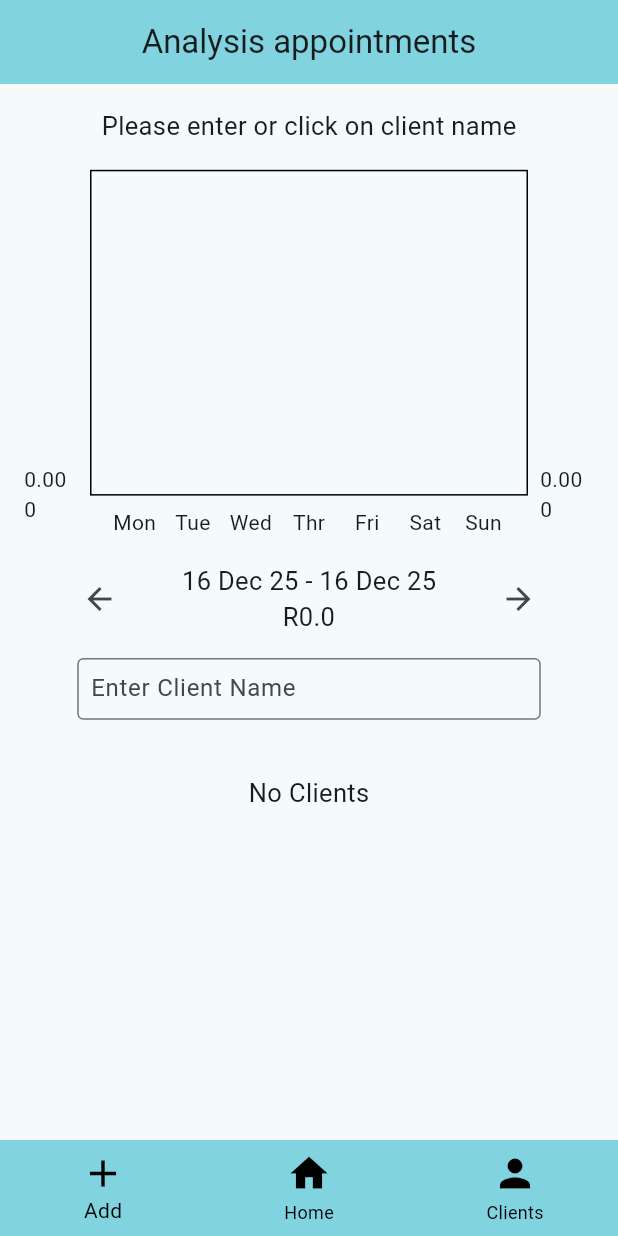
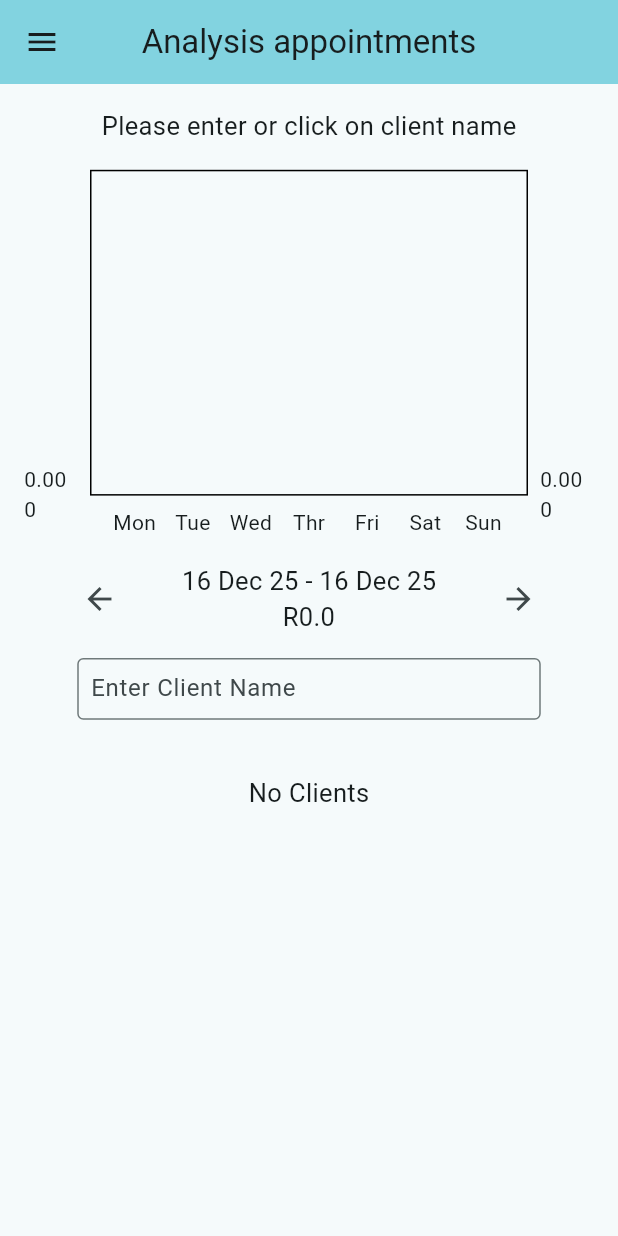
Before and after one commit to FantasyRuinX/Flutter-ManageAppointments, a Flutter app: the AnalysisAppointment screen opened by its route, on a phone screen of 412 x 824 dp. Run offline on Flutter 3.47's test engine with Material 3 defaults, Android fonts, the phone set to English and light mode, and no system bars; drawn by our look-alikes of fl_chart; our stand-ins replace device_preview, flutter_animate, flutter_local_notifications, get, permission_handler, sqflite and 1 more; missing offline and left inert: flutter_background_service; accounts and stored records are empty.

Commit message:
Big UI update removed bottomNavigationBar for a drawer instead

```diff
--- a/lib/UI/analysisAppointment.dart
+++ b/lib/UI/analysisAppointment.dart
@@ -6,6 +6,8 @@ import 'package:Flutter_ManageAppointments/Data/eventViewModel.dart';
 import 'package:get/get.dart';
 import '../Data/eventModel.dart';
 import 'package:intl/intl.dart';
+
+import 'customWidgets.dart';
 
 class AnalysisAppointment extends StatefulWidget {
   final String title;
@@ -176,9 +178,11 @@ class _AnalysisAppointmentState extends State<AnalysisAppointment> {
             appBar: AppBar(
               backgroundColor: Theme.of(context).colorScheme.inversePrimary,
               centerTitle: true,
-              automaticallyImplyLeading: false,
               title: Text(widget.title),
             ),
+
+            drawer: customDrawer(),
+
             body: SingleChildScrollView(
                 padding: const EdgeInsets.all(16.0),
                 child: Center(
@@ -215,8 +219,8 @@ class _AnalysisAppointmentState extends State<AnalysisAppointment> {
                                   hintText: "Enter Client Name"))),
                       SizedBox(height: _screenSize.height * 0.02),
                       appointmentNameList(_screenSize.width,_screenSize.height * 0.25),
-                    ]))),
-            bottomNavigationBar: bottomBarOptions());
+                    ])))
+    );
   }
 
   Widget selectWeek(double width, double height) {
@@ -241,37 +245,4 @@ class _AnalysisAppointmentState extends State<AnalysisAppointment> {
         ));
   }
 
-  Widget bottomBarOptions(){
-
-    void setCurrentItem(BuildContext context, EventViewModel eventViewModel, int index) {
-      //Show Dialog variables
-      setState(() {
-        _selectedItem = index;
-        switch (_selectedItem) {
-          case 0:Get.offAndToNamed("/addAppointments",arguments: <String, dynamic>{"updateEvent": null});break;
-          case 1:Get.offAndToNamed("/home");break;
-          case 2:Get.offAndToNamed("/listAppointments");break;
-        }
-      });
-    }
-
-    return BottomNavigationBar(
-      items: const <BottomNavigationBarItem>[
-        BottomNavigationBarItem(icon: Icon(Icons.add), label: "Add"),
-        BottomNavigationBarItem(icon: Icon(Icons.home), label: "Home"),
-        BottomNavigationBarItem(icon: Icon(Icons.person), label: "Clients")
-      ],
-      currentIndex: _selectedItem,
-      onTap: (i) => setCurrentItem(context, eventViewModel, i),
-      //Show all 4 icons because more than 3 makes it invisible
-      type: BottomNavigationBarType.fixed,
-      //
-      elevation: 0,
-      unselectedItemColor: Colors.black,
-      selectedItemColor: Colors.black,
-      backgroundColor: Theme.of(context).colorScheme.inversePrimary,
-      iconSize: 30,
-    );
-  }
-
 }
--- a/lib/UI/customWidgets.dart
+++ b/lib/UI/customWidgets.dart
@@ -6,24 +6,35 @@ import 'package:Flutter_ManageAppointments/Data/eventViewModel.dart';
 import 'package:get/get.dart';
 import '../Data/eventModel.dart';
 
-
-Widget bottomBarOptions(VoidCallback setButtonActions,int _selectedItem, BuildContext context){
-
-  return BottomNavigationBar(
-    items: const <BottomNavigationBarItem>[
-      BottomNavigationBarItem(icon: Icon(Icons.add), label: "Add"),
-      BottomNavigationBarItem(icon: Icon(Icons.home), label: "Home"),
-      BottomNavigationBarItem(icon: Icon(Icons.person), label: "Clients")
-    ],
-    currentIndex: _selectedItem,
-    onTap: (i) => setButtonActions(),//setCurrentItem(context, eventViewModel, i),
-    //Show all 4 icons because more than 3 makes it invisible
-    type: BottomNavigationBarType.fixed,
-    //
-    elevation: 0,
-    unselectedItemColor: Colors.black,
-    selectedItemColor: Colors.black,
-    backgroundColor: Theme.of(context).colorScheme.inversePrimary,
-    iconSize: 30,
+Widget customDrawer(){
+  return Drawer(
+      child : ListView(
+        padding: EdgeInsets.zero,
+        children: [
+          const DrawerHeader(
+              decoration: BoxDecoration(color: Colors.white38),
+              child: Text('Menu', style: TextStyle(color: Colors.black))),
+          ListTile(
+            leading: Icon(Icons.home),
+            title: const Text('Home'),
+            onTap: () {if (Get.currentRoute != "/home"){Get.offAndToNamed("/home");}},
+          ),
+          ListTile(
+            leading: Icon(Icons.add),
+            title: const Text('Add'),
+            onTap: () {if (Get.currentRoute != "/addAppointments"){Get.offAndToNamed("/addAppointments",arguments: <String, dynamic>{"updateEvent": null});}},
+          ),
+          ListTile(
+            leading: Icon(Icons.person),
+            title: const Text('Clients'),
+            onTap: () {if (Get.currentRoute != "/listAppointments"){Get.offAndToNamed("/listAppointments");}},
+          ),
+          ListTile(
+            leading: Icon(Icons.stacked_bar_chart),
+            title: const Text('Statistics'),
+            onTap: () {if (Get.currentRoute != "/analysisAppointments"){Get.offAndToNamed("/analysisAppointments");}},
+          ),
+        ],
+      )
   );
 }
```
Also changed, not shown: lib/UI/addAppointment.dart (+28 -48 lines), lib/UI/home.dart (+8 -35 lines), lib/UI/listAppointment.dart (+5 -35 lines).
